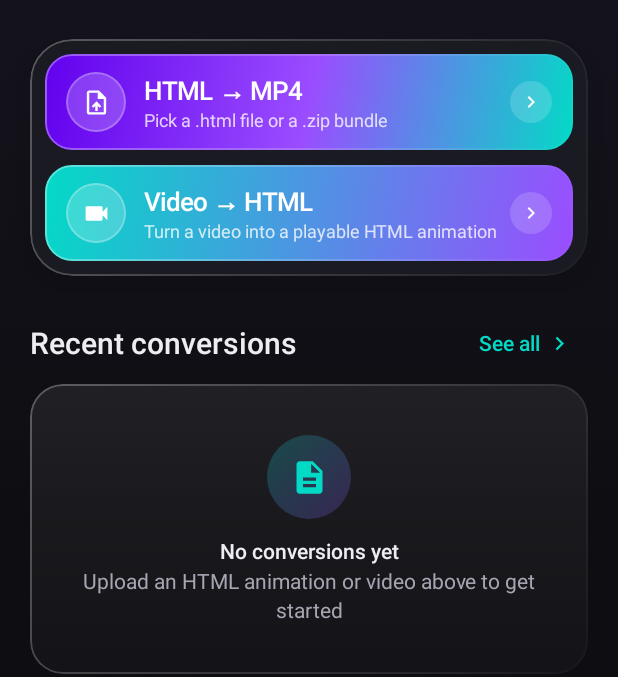
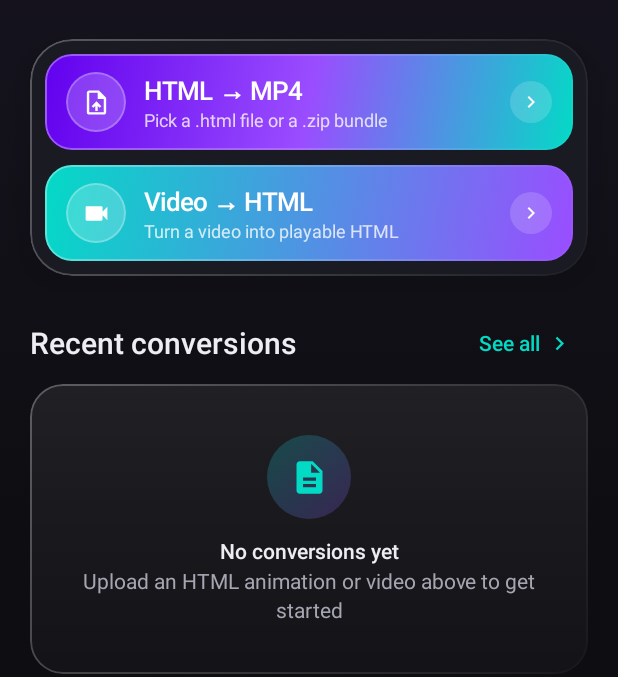
Before and after one commit to ToolBari/AnimationStudio, an Android app built with Jetpack Compose: the screen it shows after launch (MainActivity), on a phone screen of 412 x 824 dp, the part 108-785 px from its top. Run offline under Robolectric (Android 15) with nearby library versions, the phone set to English and light mode, and no system bars; libraries missing offline, so code that uses them is left out: com.arthenica.ffmpegkit.

Commit message:
Fix: honest label - Video-to-HTML is playable HTML, not editable animation (FIX_SPEC v2)

```diff
--- a/app/src/main/java/com/din/htmltomp4/ui/screens/DashboardScreen.kt
+++ b/app/src/main/java/com/din/htmltomp4/ui/screens/DashboardScreen.kt
@@ -104,7 +104,7 @@ fun DashboardScreen(
                         ),
                         ConversionAction(
                             title = "Video → HTML",
-                            subtitle = "Turn a video into a playable HTML animation",
+                            subtitle = "Turn a video into playable HTML",
                             icon = Icons.Default.Videocam,
                             gradient = Brush.linearGradient(colors = listOf(SecondaryTeal, PrimaryPurpleVariant)),
                             onClick = { videoFilePicker.launch("video/*") }
```
